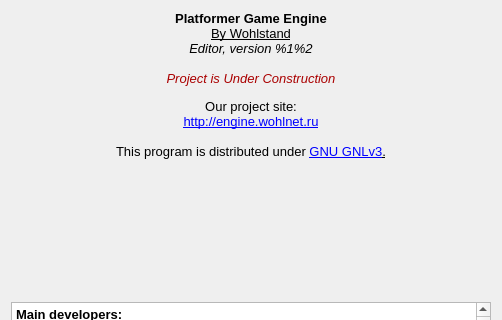
WohlSoft/Moondust-Project, file Editor/about_dialog/aboutdialog.ui: the form before one commit; both pictures show x 0 to 502 and y 0 to 320 of the 502 by 491 pixel window.
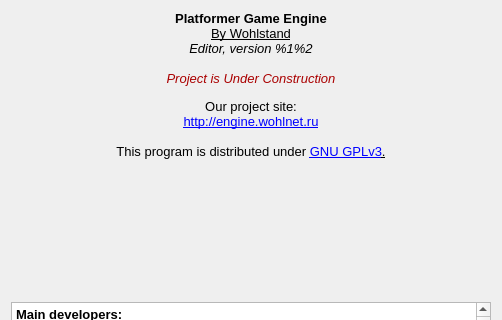
The form after the commit. Icons and pictures are not drawn.

Commit message:
GNU GNLv3 to GNU GPLv3
I mean really? What's GNL :P

Patch:
```diff
--- a/Editor/about_dialog/aboutdialog.ui
+++ b/Editor/about_dialog/aboutdialog.ui
@@ -96,7 +96,7 @@
 &lt;p align=&quot;center&quot; style=&quot; margin-top:0px; margin-bottom:0px; margin-left:0px; margin-right:0px; -qt-block-indent:0; text-indent:0px;&quot;&gt;&lt;span style=&quot; font-size:10pt; font-weight:400;&quot;&gt;Our project site:&lt;/span&gt;&lt;/p&gt;
 &lt;p align=&quot;center&quot; style=&quot; margin-top:0px; margin-bottom:0px; margin-left:0px; margin-right:0px; -qt-block-indent:0; text-indent:0px;&quot;&gt;&lt;a href=&quot;http://engine.wohlnet.ru&quot;&gt;&lt;span style=&quot; font-size:10pt; font-weight:400; text-decoration: underline; color:#0000ff;&quot;&gt;http://engine.wohlnet.ru&lt;/span&gt;&lt;/a&gt;&lt;/p&gt;
 &lt;p align=&quot;center&quot; style=&quot;-qt-paragraph-type:empty; margin-top:0px; margin-bottom:0px; margin-left:0px; margin-right:0px; -qt-block-indent:0; text-indent:0px; font-size:10pt; font-weight:400; text-decoration: underline; color:#0000ff;&quot;&gt;&lt;br /&gt;&lt;/p&gt;
-&lt;p align=&quot;center&quot; style=&quot; margin-top:0px; margin-bottom:0px; margin-left:0px; margin-right:0px; -qt-block-indent:0; text-indent:0px;&quot;&gt;&lt;span style=&quot; font-size:10pt; font-weight:400;&quot;&gt;This program is distributed under &lt;/span&gt;&lt;a href=&quot;http://www.gnu.org/licenses/gpl.html&quot;&gt;&lt;span style=&quot; font-size:10pt; font-weight:400; text-decoration: underline; color:#0000ff;&quot;&gt;GNU GNLv3&lt;/span&gt;&lt;/a&gt;&lt;span style=&quot; font-size:10pt; font-weight:400; text-decoration: underline;&quot;&gt;.&lt;/span&gt;&lt;/p&gt;&lt;/body&gt;&lt;/html&gt;</string>
+&lt;p align=&quot;center&quot; style=&quot; margin-top:0px; margin-bottom:0px; margin-left:0px; margin-right:0px; -qt-block-indent:0; text-indent:0px;&quot;&gt;&lt;span style=&quot; font-size:10pt; font-weight:400;&quot;&gt;This program is distributed under &lt;/span&gt;&lt;a href=&quot;http://www.gnu.org/licenses/gpl.html&quot;&gt;&lt;span style=&quot; font-size:10pt; font-weight:400; text-decoration: underline; color:#0000ff;&quot;&gt;GNU GPLv3&lt;/span&gt;&lt;/a&gt;&lt;span style=&quot; font-size:10pt; font-weight:400; text-decoration: underline;&quot;&gt;.&lt;/span&gt;&lt;/p&gt;&lt;/body&gt;&lt;/html&gt;</string>
      </property>
      <property name="alignment">
       <set>Qt::AlignLeading|Qt::AlignLeft|Qt::AlignTop</set>
```
